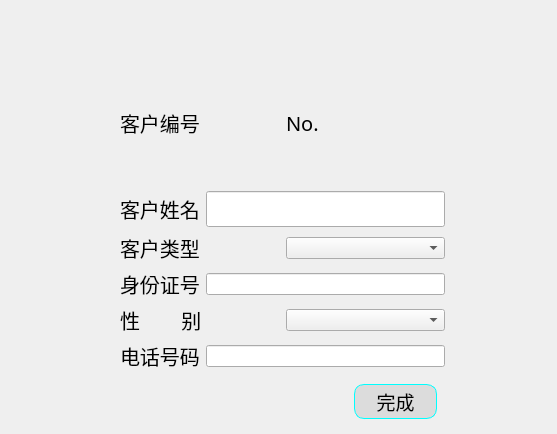
Greenhandyanjx/316new_flight, file Login/enroll.ui: the form before one commit.
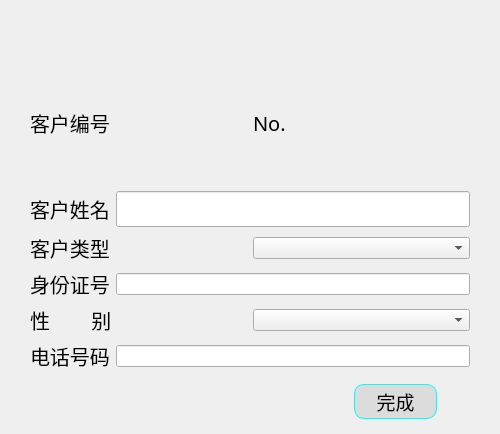
The form after the commit. Icons and pictures are not drawn.

Diff of the .ui file:
```diff
--- a/Login/enroll.ui
+++ b/Login/enroll.ui
@@ -6,7 +6,7 @@
    <rect>
     <x>0</x>
     <y>0</y>
-    <width>557</width>
+    <width>500</width>
     <height>434</height>
    </rect>
   </property>
@@ -16,6 +16,17 @@
   <property name="windowIcon">
    <iconset theme="QIcon::ThemeIcon::AddressBookNew"/>
   </property>
+  <property name="autoFillBackground">
+   <bool>false</bool>
+  </property>
+  <property name="styleSheet">
+   <string notr="true">QWidget#enroll {
+    background-image: url(:/images/images/background1.jpg);
+    background-repeat: no-repeat;
+    background-position: center;
+}
+</string>
+  </property>
   <widget class="QPushButton" name="newcustomer">
    <property name="geometry">
     <rect>
@@ -72,9 +83,9 @@
   <widget class="QWidget" name="layoutWidget">
    <property name="geometry">
     <rect>
-     <x>120</x>
+     <x>30</x>
      <y>60</y>
-     <width>325</width>
+     <width>440</width>
      <height>311</height>
     </rect>
    </property>
```
